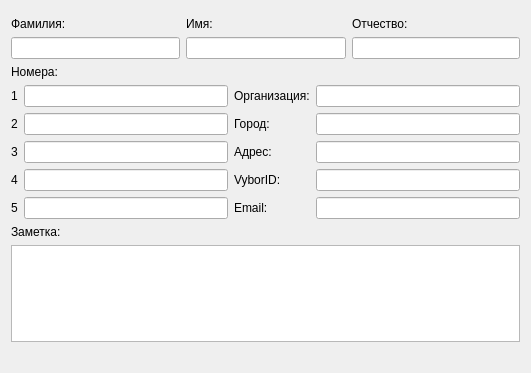
Above: ViewContactDialog.ui from okostynchuk/Outcall before the change. Below: the same form after it.
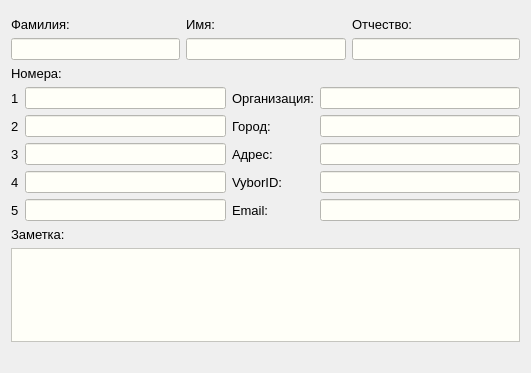
That is the form after the change.

Commit message: org/private card on tableView

Patch:
```diff
--- a/ViewContactDialog.ui
+++ b/ViewContactDialog.ui
@@ -11,7 +11,10 @@
    </rect>
   </property>
   <property name="windowTitle">
-   <string>Резюме физ.лица</string>
+   <string>Резюме физ. лица</string>
+  </property>
+  <property name="styleSheet">
+   <string notr="true"/>
   </property>
   <layout class="QGridLayout" name="gridLayout_2">
    <item row="0" column="0">
@@ -26,6 +29,14 @@
            <height>0</height>
           </size>
          </property>
+         <property name="styleSheet">
+          <string notr="true">*{
+background-color: #fffff8;
+}</string>
+         </property>
+         <property name="readOnly">
+          <bool>true</bool>
+         </property>
         </widget>
        </item>
        <item row="2" column="3">
@@ -36,20 +47,47 @@
            <height>0</height>
           </size>
          </property>
+         <property name="styleSheet">
+          <string notr="true">*{
+background-color: #fffff8;
+}</string>
+         </property>
+         <property name="readOnly">
+          <bool>true</bool>
+         </property>
         </widget>
        </item>
        <item row="2" column="0">
         <widget class="QLineEdit" name="LastName">
+         <property name="enabled">
+          <bool>true</bool>
+         </property>
          <property name="minimumSize">
           <size>
            <width>160</width>
            <height>0</height>
           </size>
          </property>
+         <property name="styleSheet">
+          <string notr="true">*{
+background-color: #fffff8;
+}</string>
+         </property>
+         <property name="inputMethodHints">
+          <set>Qt::ImhNone</set>
+         </property>
+         <property name="readOnly">
+          <bool>true</bool>
+         </property>
         </widget>
        </item>
        <item row="1" column="3">
         <widget class="QLabel" name="label_4">
+         <property name="font">
+          <font>
+           <pointsize>10</pointsize>
+          </font>
+         </property>
          <property name="text">
           <string>Отчество:</string>
          </property>
@@ -57,6 +95,11 @@
        </item>
        <item row="0" column="1" rowspan="2" colspan="2">
         <widget class="QLabel" name="label_3">
+         <property name="font">
+          <font>
+           <pointsize>10</pointsize>
+          </font>
+         </property>
          <property name="text">
           <string>Имя:</string>
          </property>
@@ -67,6 +110,11 @@
        </item>
        <item row="0" column="0" rowspan="2">
         <widget class="QLabel" name="label_2">
+         <property name="font">
+          <font>
+           <pointsize>10</pointsize>
+          </font>
+         </property>
          <property name="text">
           <string>Фамилия:</string>
          </property>
@@ -81,6 +129,11 @@
       <layout class="QGridLayout" name="gridLayout_6">
        <item row="0" column="0" colspan="2">
         <widget class="QLabel" name="label_5">
+         <property name="font">
+          <font>
+           <pointsize>10</pointsize>
+          </font>
+         </property>
          <property name="text">
           <string>Номера:</string>
          </property>
@@ -88,56 +141,131 @@
        </item>
        <item row="3" column="0">
         <widget class="QLabel" name="label_8">
+         <property name="font">
+          <font>
+           <pointsize>10</pointsize>
+          </font>
+         </property>
          <property name="text">
           <string>3</string>
          </property>
         </widget>
        </item>
        <item row="2" column="1">
-        <widget class="QLineEdit" name="SecondNumber"/>
+        <widget class="QLineEdit" name="SecondNumber">
+         <property name="styleSheet">
+          <string notr="true">*{
+background-color: #fffff8;
+}</string>
+         </property>
+         <property name="readOnly">
+          <bool>true</bool>
+         </property>
+        </widget>
        </item>
        <item row="1" column="0">
         <widget class="QLabel" name="label_6">
+         <property name="font">
+          <font>
+           <pointsize>10</pointsize>
+          </font>
+         </property>
          <property name="text">
           <string>1</string>
          </property>
         </widget>
        </item>
        <item row="3" column="4">
-        <widget class="QLineEdit" name="Address"/>
+        <widget class="QLineEdit" name="Address">
+         <property name="styleSheet">
+          <string notr="true">*{
+background-color: #fffff8;
+}</string>
+         </property>
+         <property name="readOnly">
+          <bool>true</bool>
+         </property>
+        </widget>
        </item>
        <item row="2" column="3">
         <widget class="QLabel" name="label_9">
+         <property name="font">
+          <font>
+           <pointsize>10</pointsize>
+          </font>
+         </property>
          <property name="text">
           <string>Город:</string>
          </property>
         </widget>
        </item>
        <item row="1" column="1">
-        <widget class="QLineEdit" name="FirstNumber"/>
+        <widget class="QLineEdit" name="FirstNumber">
+         <property name="styleSheet">
+          <string notr="true">*{
+background-color: #fffff8;
+}</string>
+         </property>
+         <property name="readOnly">
+          <bool>true</bool>
+         </property>
+        </widget>
        </item>
        <item row="2" column="0">
         <widget class="QLabel" name="label_7">
+         <property name="font">
+          <font>
+           <pointsize>10</pointsize>
+          </font>
+         </property>
          <property name="text">
           <string>2</string>
          </property>
         </widget>
        </item>
        <item row="2" column="4">
-        <widget class="QLineEdit" name="City"/>
+        <widget class="QLineEdit" name="City">
+         <property name="styleSheet">
+          <string notr="true">*{
+background-color: #fffff8;
+}</string>
+         </property>
+         <property name="readOnly">
+          <bool>true</bool>
+         </property>
+        </widget>
        </item>
        <item row="4" column="3">
         <widget class="QLabel" name="label_11">
+         <property name="font">
+          <font>
+           <pointsize>10</pointsize>
+          </font>
+         </property>
          <property name="text">
           <string>VyborID:</string>
          </property>
         </widget>
        </item>
        <item row="4" column="1">
-        <widget class="QLineEdit" name="FourthNumber"/>
+        <widget class="QLineEdit" name="FourthNumber">
+         <property name="styleSheet">
+          <string notr="true">*{
+background-color: #fffff8;
+}</string>
+         </property>
+         <property name="readOnly">
+          <bool>true</bool>
+         </property>
+        </widget>
        </item>
        <item row="4" column="0">
         <widget class="QLabel" name="label_18">
+         <property name="font">
+          <font>
+           <pointsize>10</pointsize>
+          </font>
+         </property>
          <property name="text">
           <string>4</string>
          </property>
@@ -145,22 +273,59 @@
        </item>
        <item row="3" column="3">
         <widget class="QLabel" name="label_10">
+         <property name="font">
+          <font>
+           <pointsize>10</pointsize>
+          </font>
+         </property>
          <property name="text">
           <string>Адрес:</string>
          </property>
         </widget>
        </item>
        <item row="3" column="1">
-        <widget class="QLineEdit" name="ThirdNumber"/>
+        <widget class="QLineEdit" name="ThirdNumber">
+         <property name="styleSheet">
+          <string notr="true">*{
+background-color: #fffff8;
+}</string>
+         </property>
+         <property name="readOnly">
+          <bool>true</bool>
+         </property>
+        </widget>
        </item>
        <item row="5" column="4">
-        <widget class="QLineEdit" name="Email"/>
+        <widget class="QLineEdit" name="Email">
+         <property name="styleSheet">
+          <string notr="true">*{
+background-color: #fffff8;
+}</string>
+         </property>
+         <property name="readOnly">
+          <bool>true</bool>
+         </property>
+        </widget>
        </item>
        <item row="4" column="4">
-        <widget class="QLineEdit" name="VyborID"/>
+        <widget class="QLineEdit" name="VyborID">
+         <property name="styleSheet">
+          <string notr="true">*{
+background-color: #fffff8;
+}</string>
+         </property>
+         <property name="readOnly">
+          <bool>true</bool>
+         </property>
+        </widget>
        </item>
        <item row="5" column="3">
         <widget class="QLabel" name="label_12">
+         <property name="font">
+          <font>
+           <pointsize>10</pointsize>
+          </font>
+         </property>
          <property name="text">
           <string>Email:</string>
          </property>
@@ -168,23 +333,51 @@
        </item>
        <item row="5" column="0">
         <widget class="QLabel" name="label_19">
+         <property name="font">
+          <font>
+           <pointsize>10</pointsize>
+          </font>
+         </property>
          <property name="text">
           <string>5</string>
          </property>
         </widget>
        </item>
        <item row="5" column="1">
-        <widget class="QLineEdit" name="FifthNumber"/>
+        <widget class="QLineEdit" name="FifthNumber">
+         <property name="styleSheet">
+          <string notr="true">*{
+background-color: #fffff8;
+}</string>
+         </property>
+         <property name="readOnly">
+          <bool>true</bool>
+         </property>
+        </widget>
        </item>
        <item row="1" column="3">
         <widget class="QLabel" name="label">
+         <property name="font">
+          <font>
+           <pointsize>10</pointsize>
+          </font>
+         </property>
          <property name="text">
           <string>Организация:</string>
          </property>
         </widget>
        </item>
        <item row="1" column="4">
-        <widget class="QLineEdit" name="lineEdit"/>
+        <widget class="QLineEdit" name="lineEdit">
+         <property name="styleSheet">
+          <string notr="true">*{
+background-color: #fffff8;
+}</string>
+         </property>
+         <property name="readOnly">
+          <bool>true</bool>
+         </property>
+        </widget>
        </item>
       </layout>
      </item>
@@ -192,6 +385,11 @@
       <layout class="QGridLayout" name="gridLayout_7">
        <item row="0" column="0">
         <widget class="QLabel" name="label_17">
+         <property name="font">
+          <font>
+           <pointsize>10</pointsize>
+          </font>
+         </property>
          <property name="text">
           <string>Заметка:</string>
          </property>
@@ -205,7 +403,25 @@
         </widget>
        </item>
        <item row="1" column="0" colspan="4">
-        <widget class="QTextEdit" name="Comment"/>
+        <widget class="QTextEdit" name="Comment">
+         <property name="focusPolicy">
+          <enum>Qt::NoFocus</enum>
+         </property>
+         <property name="styleSheet">
+          <string notr="true">*{
+background-color: #fffff8;
+}</string>
+         </property>
+         <property name="frameShadow">
+          <enum>QFrame::Plain</enum>
+         </property>
+         <property name="undoRedoEnabled">
+          <bool>true</bool>
+         </property>
+         <property name="readOnly">
+          <bool>true</bool>
+         </property>
+        </widget>
        </item>
       </layout>
      </item>
```
The commit also changes 6 other files.
